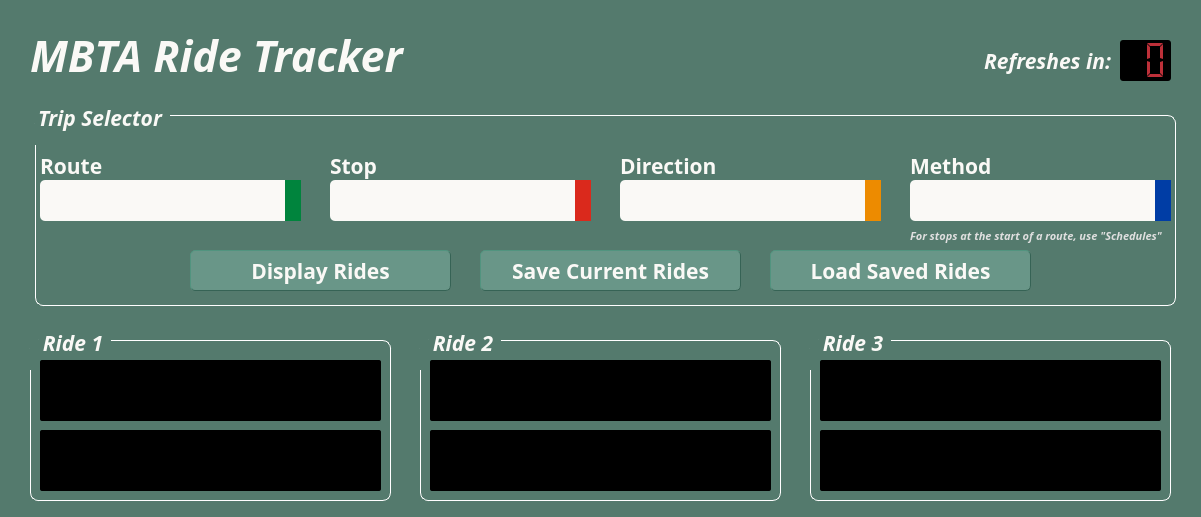
Above: mbta_tracker.ui from arbowl/mbta-stop-tracker before the change. Below: the same form after it.
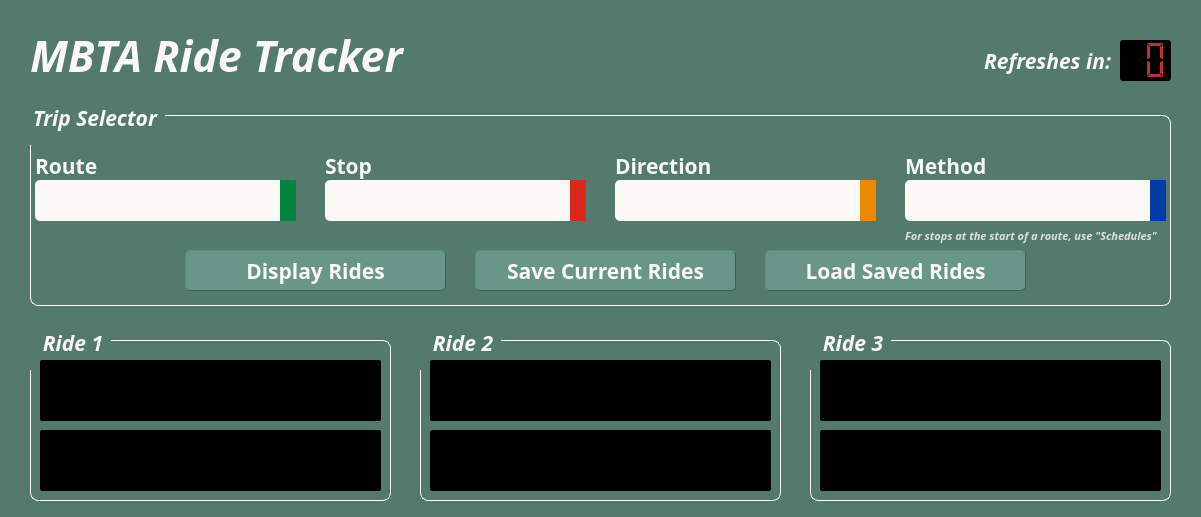
That is the form after the change.

Commit message: Adjust spacing slightly

```diff
--- a/mbta_tracker.ui
+++ b/mbta_tracker.ui
@@ -425,7 +425,7 @@
   <widget class="QGroupBox" name="trip_selector">
    <property name="geometry">
     <rect>
-     <x>30</x>
+     <x>25</x>
      <y>110</y>
      <width>1151</width>
      <height>201</height>
```
The commit also changes 1 other file.
